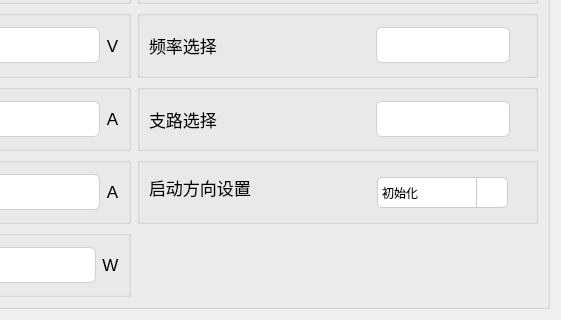
Before: the Qt Designer form tformconfig1.ui in Curtain-Wang/TDB, drawn with Qt 5; both pictures show x 692 to 1253 and y 235 to 555 of the 1253 by 555 pixel window.
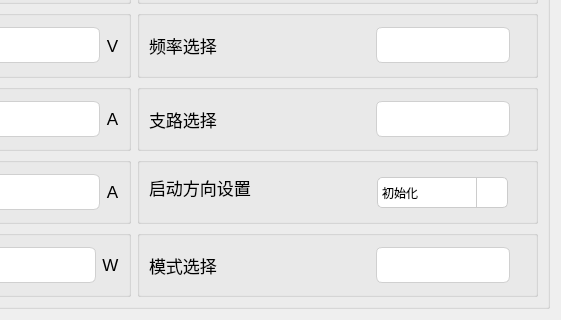
After: the same form once the commit is applied. Icons and pictures are not drawn. Custom widgets are drawn as their Qt base class.

Commit message: 更新版本V1.0.5  新增模式选择寄存器

```diff
--- a/tformconfig1.ui
+++ b/tformconfig1.ui
@@ -1899,6 +1899,101 @@
         </widget>
        </widget>
       </item>
+      <item row="7" column="2">
+       <widget class="QGroupBox" name="groupBox_9">
+        <property name="title">
+         <string/>
+        </property>
+        <layout class="QHBoxLayout" name="horizontalLayout_12">
+         <item>
+          <widget class="QLabel" name="label_24">
+           <property name="minimumSize">
+            <size>
+             <width>221</width>
+             <height>31</height>
+            </size>
+           </property>
+           <property name="font">
+            <font>
+             <pointsize>13</pointsize>
+            </font>
+           </property>
+           <property name="text">
+            <string>模式选择</string>
+           </property>
+           <property name="alignment">
+            <set>Qt::AlignLeading|Qt::AlignLeft|Qt::AlignVCenter</set>
+           </property>
+          </widget>
+         </item>
+         <item>
+          <widget class="MyLineEdit" name="l2">
+           <property name="minimumSize">
+            <size>
+             <width>0</width>
+             <height>31</height>
+            </size>
+           </property>
+           <property name="styleSheet">
+            <string notr="true">QLineEdit {
+    /* 苹果风格的数据展示LineEdit */
+    border: 1px solid #D0D0D0;                  /* 浅灰色边框，模仿macOS的细边框 */
+    border-radius: 6px;                         /* 圆角，符合macOS设计 */
+    padding: 8px 12px;                         /* 内边距，提供舒适的阅读空间 */
+    background-color: #FFFFFF;                 /* 白色背景 */
+    color: #333333;                            /* 深灰色文字，提高可读性 */
+    font-family: &quot;SF Pro Text&quot;, &quot;Helvetica Neue&quot;, &quot;Lucida Grande&quot;, sans-serif; /* macOS系统字体栈 */
+    font-size: 14px;                           /* 默认字体大小 */
+    selection-background-color: #007AFF;       /* 选中文本高亮色 (macOS蓝色) */
+    selection-color: #FFFFFF;                  /* 选中文本颜色 (白色) */
+
+    /* 只读状态下的特殊样式 */
+    /* 注意：Qt中通常使用 setReadOnly(true) 来实现只读，但QSS可以定义其外观 */
+}
+
+/* 当LineEdit获得焦点时 (对于数据展示框，如果不需要焦点效果，可以省略或弱化) */
+QLineEdit:focus {
+    border: 1px solid #007AFF;                 /* 获得焦点时边框变为蓝色 */
+    /* 如果作为纯展示框，也可以移除焦点边框变化 */
+    /* border: 1px solid #D0D0D0; */
+}
+
+/* 禁用状态下的样式 (如果用于展示不可变数据) */
+QLineEdit:disabled {
+    background-color: #F5F5F7;                 /* macOS禁用元素背景色 */
+    color: #A0A0A0;                            /* 禁用文字颜色 */
+    border: 1px solid #E0E0E0;                 /* 禁用边框颜色 */
+}</string>
+           </property>
+           <property name="readOnly">
+            <bool>true</bool>
+           </property>
+          </widget>
+         </item>
+         <item>
+          <widget class="QLabel" name="label_33">
+           <property name="minimumSize">
+            <size>
+             <width>0</width>
+             <height>31</height>
+            </size>
+           </property>
+           <property name="font">
+            <font>
+             <pointsize>13</pointsize>
+            </font>
+           </property>
+           <property name="text">
+            <string/>
+           </property>
+           <property name="alignment">
+            <set>Qt::AlignCenter</set>
+           </property>
+          </widget>
+         </item>
+        </layout>
+       </widget>
+      </item>
      </layout>
     </widget>
    </item>
```
The commit also changes 2 other files.
